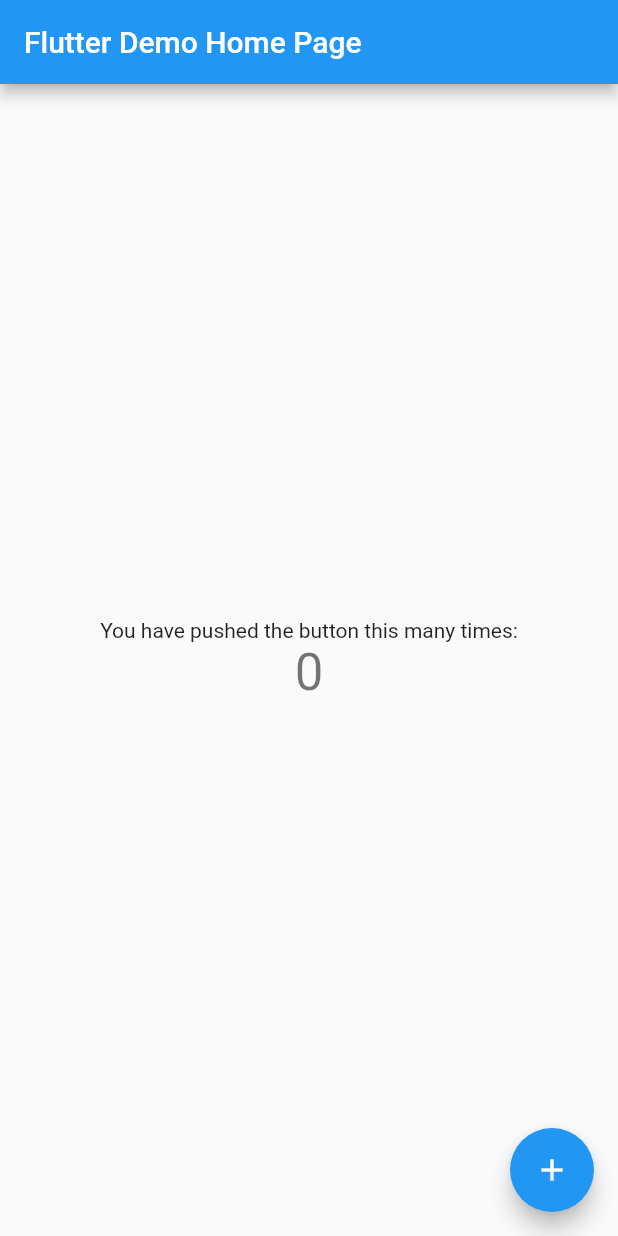
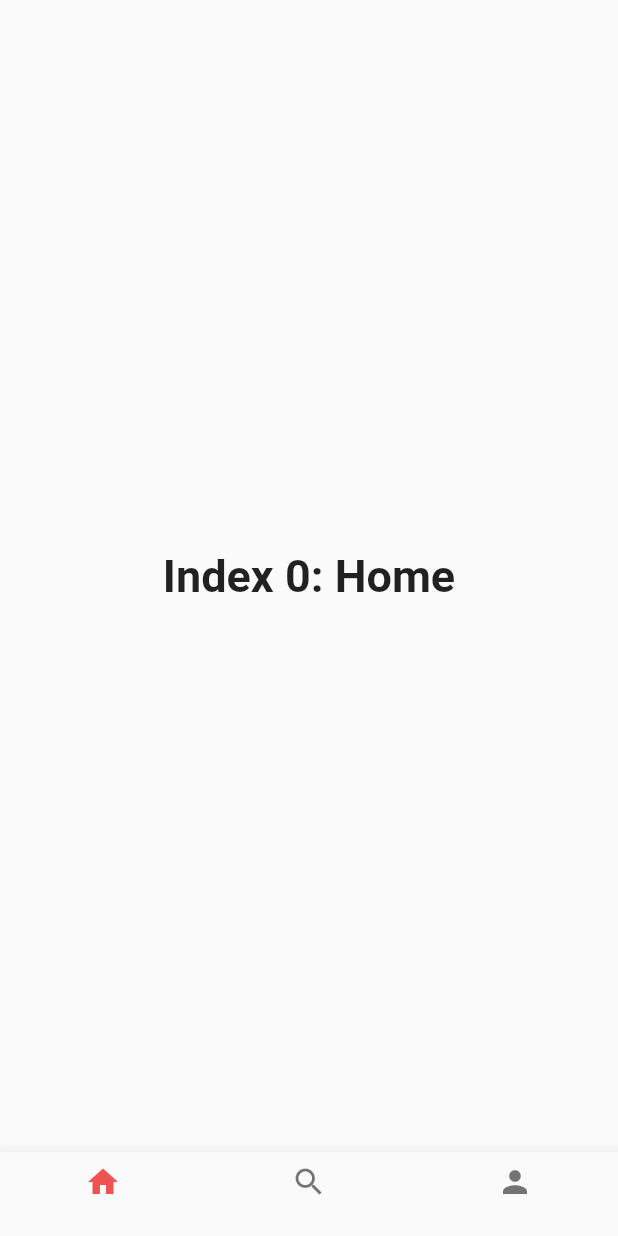
Before and after one commit to joeljulin/FireFlyer, a Flutter app: the screen it shows after launch, on a phone screen of 412 x 824 dp. Run offline on Flutter 3.47's test engine with Material 2 defaults, Android fonts, the phone set to English and light mode, and no system bars.

```diff
--- a/lib/main.dart
+++ b/lib/main.dart
@@ -1,115 +1,78 @@
 import 'package:flutter/material.dart';
 
-void main() {
-  runApp(const MyApp());
-}
+void main() => runApp(const MyApp());
 
 class MyApp extends StatelessWidget {
   const MyApp({super.key});
 
-  // This widget is the root of your application.
+  static const String _title = 'FireFlyer';
+
   @override
   Widget build(BuildContext context) {
-    return MaterialApp(
-      title: 'Flutter Demo',
-      theme: ThemeData(
-        // This is the theme of your application.
-        //
-        // Try running your application with "flutter run". You'll see the
-        // application has a blue toolbar. Then, without quitting the app, try
-        // changing the primarySwatch below to Colors.green and then invoke
-        // "hot reload" (press "r" in the console where you ran "flutter run",
-        // or simply save your changes to "hot reload" in a Flutter IDE).
-        // Notice that the counter didn't reset back to zero; the application
-        // is not restarted.
-        primarySwatch: Colors.blue,
-      ),
-      home: const MyHomePage(title: 'Flutter Demo Home Page'),
+    return const MaterialApp(
+      title: _title,
+      home: MyStatefulWidget(),
     );
   }
 }
 
-class MyHomePage extends StatefulWidget {
-  const MyHomePage({super.key, required this.title});
-
-  // This widget is the home page of your application. It is stateful, meaning
-  // that it has a State object (defined below) that contains fields that affect
-  // how it looks.
-
-  // This class is the configuration for the state. It holds the values (in this
-  // case the title) provided by the parent (in this case the App widget) and
-  // used by the build method of the State. Fields in a Widget subclass are
-  // always marked "final".
-
-  final String title;
+class MyStatefulWidget extends StatefulWidget {
+  const MyStatefulWidget({super.key});
 
   @override
-  State<MyHomePage> createState() => _MyHomePageState();
+  State<MyStatefulWidget> createState() => _MyStatefulWidgetState();
 }
 
-class _MyHomePageState extends State<MyHomePage> {
-  int _counter = 0;
+class _MyStatefulWidgetState extends State<MyStatefulWidget> {
+  int _selectedIndex = 0;
+  static const TextStyle optionStyle =
+  TextStyle(fontSize: 30, fontWeight: FontWeight.bold);
+  static const List<Widget> _widgetOptions = <Widget>[
+    Text(
+      'Index 0: Home',
+      style: optionStyle,
+    ),
+    Text(
+      'Index 1: Search',
+      style: optionStyle,
+    ),
+    Text(
+      'Index 2: Profile',
+      style: optionStyle,
+    ),
+  ];
 
-  void _incrementCounter() {
+  void _onItemTapped(int index) {
     setState(() {
-      // This call to setState tells the Flutter framework that something has
-      // changed in this State, which causes it to rerun the build method below
-      // so that the display can reflect the updated values. If we changed
-      // _counter without calling setState(), then the build method would not be
-      // called again, and so nothing would appear to happen.
-      _counter++;
+      _selectedIndex = index;
     });
   }
 
   @override
   Widget build(BuildContext context) {
-    // This method is rerun every time setState is called, for instance as done
-    // by the _incrementCounter method above.
-    //
-    // The Flutter framework has been optimized to make rerunning build methods
-    // fast, so that you can just rebuild anything that needs updating rather
-    // than having to individually change instances of widgets.
     return Scaffold(
-      appBar: AppBar(
-        // Here we take the value from the MyHomePage object that was created by
-        // the App.build method, and use it to set our appbar title.
-        title: Text(widget.title),
+      body: Center(
+        child: _widgetOptions.elementAt(_selectedIndex),
       ),
-      body: Center(
-        // Center is a layout widget. It takes a single child and positions it
-        // in the middle of the parent.
-        child: Column(
-          // Column is also a layout widget. It takes a list of children and
-          // arranges them vertically. By default, it sizes itself to fit its
-          // children horizontally, and tries to be as tall as its parent.
-          //
-          // Invoke "debug painting" (press "p" in the console, choose the
-          // "Toggle Debug Paint" action from the Flutter Inspector in Android
-          // Studio, or the "Toggle Debug Paint" command in Visual Studio Code)
-          // to see the wireframe for each widget.
-          //
-          // Column has various properties to control how it sizes itself and
-          // how it positions its children. Here we use mainAxisAlignment to
-          // center the children vertically; the main axis here is the vertical
-          // axis because Columns are vertical (the cross axis would be
-          // horizontal).
-          mainAxisAlignment: MainAxisAlignment.center,
-          children: <Widget>[
-            const Text(
-              'You have pushed the button this many times:',
-            ),
-            Text(
-              '$_counter',
-              style: Theme.of(context).textTheme.headline4,
-            ),
-          ],
-        ),
+      bottomNavigationBar: BottomNavigationBar(
+        items: const <BottomNavigationBarItem>[
+          BottomNavigationBarItem(
+            icon: Icon(Icons.home),
+            label: '',
+          ),
+          BottomNavigationBarItem(
+            icon: Icon(Icons.search),
+            label: '',
+          ),
+          BottomNavigationBarItem(
+            icon: Icon(Icons.person),
+            label: '',
+          ),
+        ],
+        currentIndex: _selectedIndex,
+        selectedItemColor: Colors.red[400],
+        onTap: _onItemTapped,
       ),
-      floatingActionButton: FloatingActionButton(
-        onPressed: _incrementCounter,
-        tooltip: 'Increment',
-        child: const Icon(Icons.add),
-      ), // This trailing comma makes auto-formatting nicer for build methods.
     );
   }
 }
```
